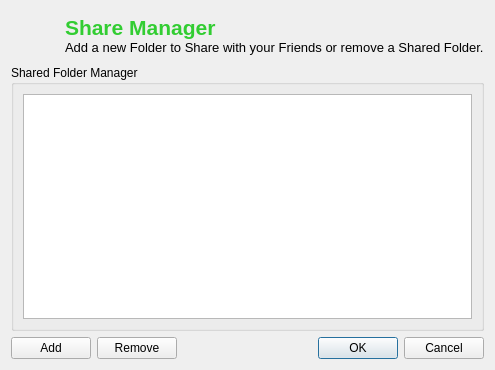
First picture: the form in retroshare-gui/src/gui/ShareManager.ui, repository RetroShare/RetroShare, before the edit.
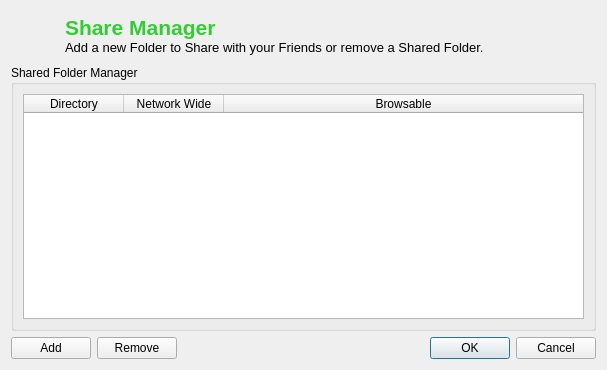
Second picture: the form after the edit. Icons and pictures are not drawn.

Commit message:
Started implementing flags to handle the sharing mode. What works: - the gui shows the flags in ShareManager - the flags are loaded/saved to ft_shared.cfg and passed on to FileIndexMonitor What does not work yet: - the flags are not accounted for yet by FileIndexMonitor
In addition:
- simplified the directories dialog in Preferences, so that it calls the ShareManager instead of dupplicating the directories management
code that becomes larger.
- setup the ShareManager to be a singleton, so as to coherently call it from different places.

Diff of the .ui file:
```diff
--- a/retroshare-gui/src/gui/ShareManager.ui
+++ b/retroshare-gui/src/gui/ShareManager.ui
@@ -1,11 +1,11 @@
 <ui version="4.0" >
  <class>ShareManager</class>
- <widget class="QDialog" name="ShareManager" >
-  <property name="geometry" >
+ <widget class="QDialog" name="ShareManager">
+  <property name="geometry">
    <rect>
     <x>0</x>
     <y>0</y>
-    <width>492</width>
+    <width>607</width>
     <height>370</height>
    </rect>
   </property>
@@ -58,12 +58,57 @@
      <property name="title" >
       <string>Shared Folder Manager</string>
      </property>
-     <layout class="QGridLayout" >
-      <item row="0" column="0" >
-       <widget class="QListWidget" name="shareddirList" >
-        <property name="contextMenuPolicy" >
-         <enum>Qt::CustomContextMenu</enum>
+     <layout class="QVBoxLayout" name="verticalLayout">
+      <item>
+       <widget class="QTableWidget" name="shareddirList">
+        <property name="selectionMode">
+         <enum>QAbstractItemView::SingleSelection</enum>
         </property>
+        <property name="selectionBehavior">
+         <enum>QAbstractItemView::SelectRows</enum>
+        </property>
+        <property name="showGrid">
+         <bool>true</bool>
+        </property>
+        <property name="sortingEnabled">
+         <bool>false</bool>
+        </property>
+        <attribute name="horizontalHeaderCascadingSectionResizes">
+         <bool>true</bool>
+        </attribute>
+        <attribute name="horizontalHeaderMinimumSectionSize">
+         <number>100</number>
+        </attribute>
+        <attribute name="horizontalHeaderStretchLastSection">
+         <bool>true</bool>
+        </attribute>
+        <attribute name="verticalHeaderVisible">
+         <bool>false</bool>
+        </attribute>
+        <attribute name="horizontalHeaderMinimumSectionSize">
+         <number>100</number>
+        </attribute>
+        <column>
+         <property name="text">
+          <string>Directory</string>
+         </property>
+        </column>
+        <column>
+         <property name="text">
+          <string>Network Wide</string>
+         </property>
+         <property name="toolTip">
+          <string comment="If activated, the share is anonymously accessible to anybody"/>
+         </property>
+        </column>
+        <column>
+         <property name="text">
+          <string>Browsable</string>
+         </property>
+         <property name="toolTip">
+          <string comment="If checked, the share is browsable by your friends"/>
+         </property>
+        </column>
        </widget>
       </item>
      </layout>
@@ -137,8 +182,8 @@
      <property name="orientation" >
       <enum>Qt::Horizontal</enum>
      </property>
-     <property name="standardButtons" >
-      <set>QDialogButtonBox::Cancel|QDialogButtonBox::NoButton|QDialogButtonBox::Ok</set>
+     <property name="standardButtons">
+      <set>QDialogButtonBox::Cancel|QDialogButtonBox::Ok</set>
      </property>
     </widget>
    </item>
```
Left out of the diff: 88 changed lines with no effect on the pictures. The commit also changes 18 other files.
